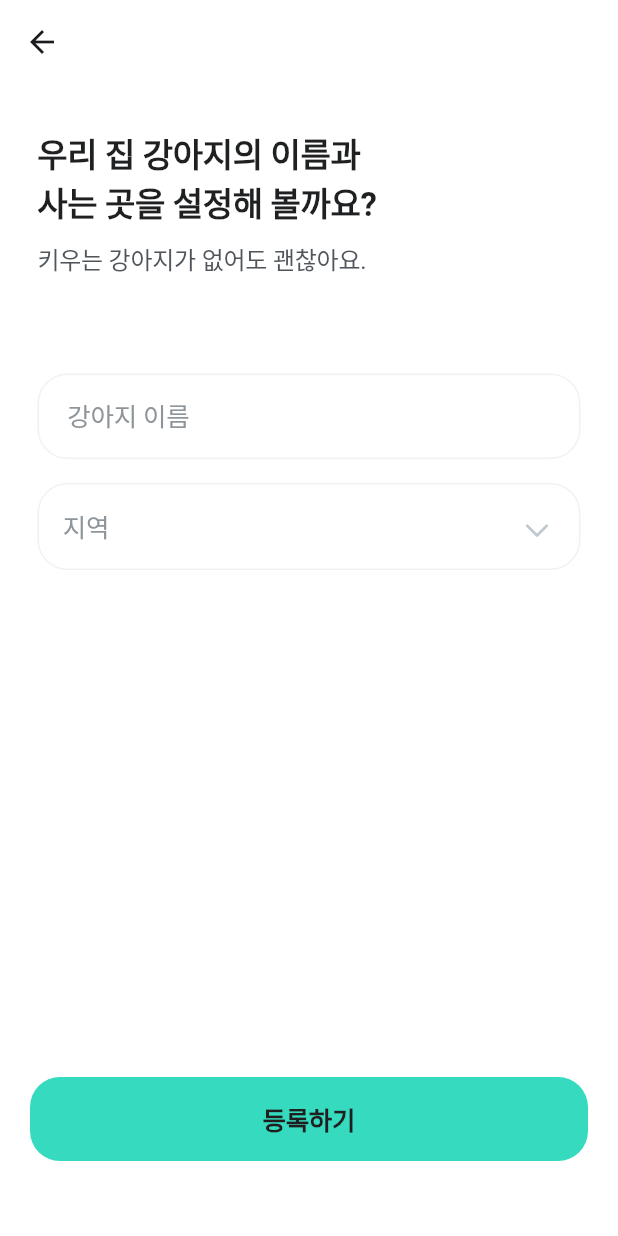
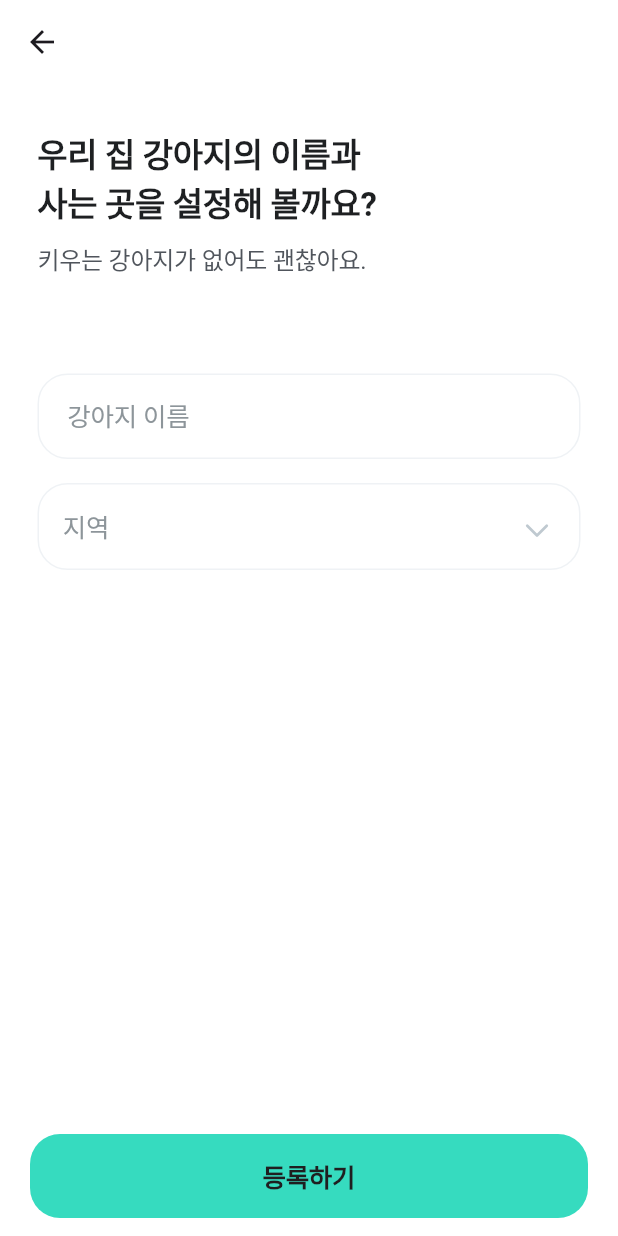
Before and after one commit to Nexters/puppycode, a Flutter app: the RegistrationPage screen opened directly, on a phone screen of 412 x 824 dp. Run offline on Flutter 3.47's test engine with Material 3 defaults, Android fonts, the phone set to English and light mode, and no system bars; our stand-ins replace badges, camera, flutter_svg, get, infinite_scroll_pagination, share; network calls fail; Roboto replaces fonts that are missing (Pretendard); project files that could hold a hidden picture were left out.

Commit message:
Replace with bottomNavigationBar

```diff
--- a/lib/pages/onboarding/register.dart
+++ b/lib/pages/onboarding/register.dart
@@ -50,9 +50,11 @@ class _RegistrationPageState extends State<RegistrationPage> {
           ],
         ),
       ),
-      bottomSheet: Container(
+      bottomNavigationBar: SafeArea(
+        child: Container(
           color: Colors.white,
-        margin: const EdgeInsets.fromLTRB(0, 0, 0, 50),
+          margin: EdgeInsets.only(
+              bottom: MediaQuery.of(context).viewInsets.bottom + 12),
           padding: const EdgeInsets.symmetric(horizontal: 20),
           child: Row(
             children: [
@@ -62,6 +64,7 @@ class _RegistrationPageState extends State<RegistrationPage> {
                 onPressed: () => {Get.to(() => const StartPage())},
               )),
             ],
+          ),
         ),
       ),
     );
```
Lines whose indentation alone changed are shown as unchanged.
